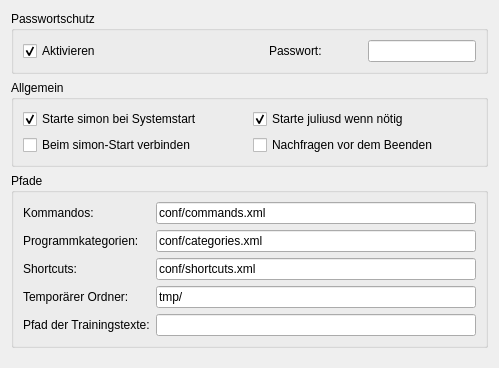
Old version of the form ui/generalsettingsdlg.ui in the repository KDE/simon.
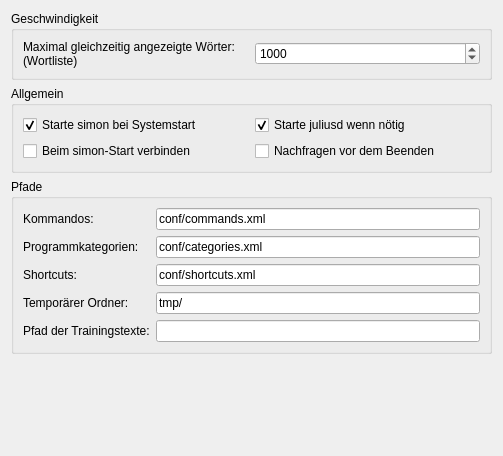
New version of the form. Icons and pictures are not drawn.

What changed in the file:
```diff
--- a/ui/generalsettingsdlg.ui
+++ b/ui/generalsettingsdlg.ui
@@ -6,7 +6,7 @@
     <x>0</x>
     <y>0</y>
     <width>499</width>
-    <height>368</height>
+    <height>456</height>
    </rect>
   </property>
   <property name="windowTitle" >
@@ -19,74 +19,35 @@
    <item>
     <widget class="QGroupBox" name="gbPassword" >
      <property name="title" >
-      <string>Passwortschutz</string>
+      <string>Geschwindigkeit</string>
      </property>
      <property name="flat" >
       <bool>true</bool>
      </property>
-     <layout class="QHBoxLayout" >
-      <item>
-       <widget class="QCheckBox" name="cbCheckPassword" >
-        <property name="enabled" >
-         <bool>true</bool>
-        </property>
+     <layout class="QGridLayout" >
+      <item row="0" column="0" >
+       <widget class="QLabel" name="label" >
         <property name="text" >
-         <string>Aktivieren</string>
+         <string>Maximal gleichzeitig angezeigte Wörter:
+(Wortliste)</string>
         </property>
-        <property name="checked" >
-         <bool>true</bool>
-        </property>
        </widget>
       </item>
-      <item>
-       <spacer>
-        <property name="orientation" >
-         <enum>Qt::Horizontal</enum>
+      <item row="0" column="1" >
+       <widget class="QSpinBox" name="sbMaxSimultaniouslyShownWords" >
+        <property name="minimum" >
+         <number>1</number>
         </property>
-        <property name="sizeHint" >
-         <size>
-          <width>40</width>
-          <height>20</height>
-         </size>
+        <property name="maximum" >
+         <number>100000</number>
         </property>
-       </spacer>
-      </item>
-      <item>
-       <layout class="QHBoxLayout" >
-        <item>
-         <widget class="QLabel" name="lbPassword" >
-          <property name="enabled" >
-           <bool>true</bool>
-          </property>
-          <property name="text" >
-           <string>Passwort:</string>
-          </property>
-         </widget>
-        </item>
-        <item>
-         <spacer>
-          <property name="orientation" >
-           <enum>Qt::Horizontal</enum>
-          </property>
-          <property name="sizeHint" >
-           <size>
-            <width>40</width>
-            <height>20</height>
-           </size>
-          </property>
-         </spacer>
-        </item>
-        <item>
-         <widget class="QLineEdit" name="lePassword" >
-          <property name="enabled" >
-           <bool>true</bool>
-          </property>
-          <property name="echoMode" >
-           <enum>QLineEdit::Password</enum>
-          </property>
-         </widget>
-        </item>
-       </layout>
+        <property name="singleStep" >
+         <number>10</number>
+        </property>
+        <property name="value" >
+         <number>1000</number>
+        </property>
+       </widget>
       </item>
      </layout>
     </widget>
@@ -236,8 +197,8 @@
      </property>
      <property name="sizeHint" >
       <size>
-       <width>20</width>
-       <height>40</height>
+       <width>481</width>
+       <height>16</height>
       </size>
      </property>
     </spacer>
```
Left out of the diff: 37 changed lines with no effect on the pictures.
